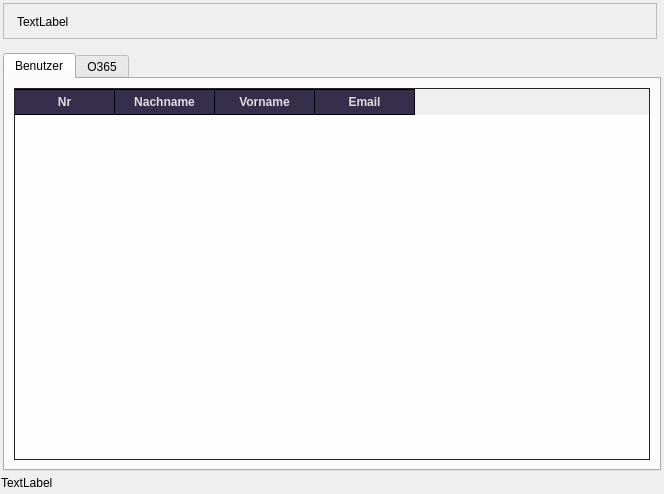
This is src/ui_main.ui in SManAT/PythonTemplate as Qt 5 draws it before an edit. The edited form follows.
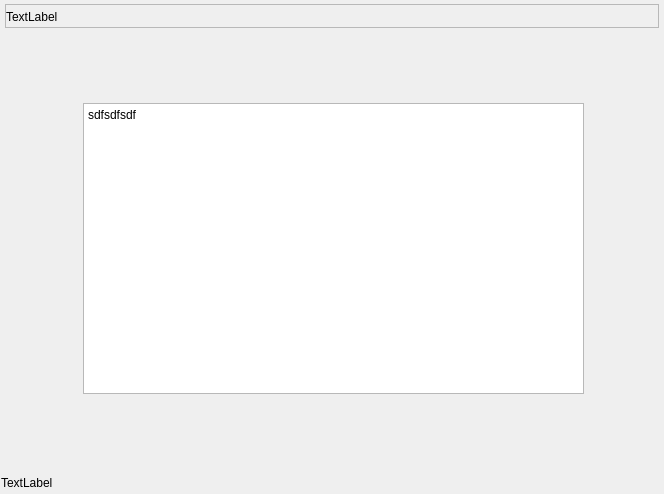
This is the edited form. The open tabs and pages were chosen to show the change. Icons and pictures are not drawn.

```diff
--- a/src/ui_main.ui
+++ b/src/ui_main.ui
@@ -1387,282 +1387,24 @@
              <enum>QLayout::SetMaximumSize</enum>
             </property>
             <item>
-             <widget class="QTabWidget" name="tabWidget">
-              <property name="currentIndex">
-               <number>1</number>
-              </property>
-              <widget class="QWidget" name="tab_users">
-               <attribute name="title">
-                <string>Benutzer</string>
-               </attribute>
-               <layout class="QVBoxLayout" name="verticalLayout_3">
-                <item>
-                 <widget class="QTableWidget" name="table_users">
-                  <property name="styleSheet">
-                   <string notr="true">QTableWidget{
-  color:#DCDCDC;
-  background:#fefefe;
-  border:1px solid #242424;
-  alternate-background-color:#f6f6f6;
-  gridline-color:#242424;
-}
-
-QTableWidget::item{
-  color: #666666;
-}
-QTableWidget::item:selected{
-  color:#DCDCDC;
-  background:qlineargradient(spread:pad,x1:0,y1:0,x2:0,y2:1,stop:0 #484848,stop:1 #383838);
-}
-
-QTableWidget::item:hover{
-  background:#f6f6c6;
-  color:#000000;
-}
-
-QHeaderView::section{
-  text-align:center;
-  background:#362f4b;
-  padding:3px;
-  margin:0px;
-  color:#e0dce4;
-  border:1px solid #000000;
-  border-left-width:0;
-  font-weight: 800;
-}</string>
-                  </property>
-                  <column>
-                   <property name="text">
-                    <string>Nr</string>
-                   </property>
-                  </column>
-                  <column>
-                   <property name="text">
-                    <string>Nachname</string>
-                   </property>
-                  </column>
-                  <column>
-                   <property name="text">
-                    <string>Vorname</string>
-                   </property>
-                  </column>
-                  <column>
-                   <property name="text">
-                    <string>Email</string>
-                   </property>
-                  </column>
-                 </widget>
-                </item>
-               </layout>
-              </widget>
-              <widget class="QWidget" name="tab_o365">
-               <attribute name="title">
-                <string>O365</string>
-               </attribute>
-               <layout class="QVBoxLayout" name="verticalLayout_4">
-                <item>
-                 <widget class="QWidget" name="widget" native="true">
-                  <layout class="QHBoxLayout" name="horizontalLayout_2">
-                   <item>
-                    <widget class="QPushButton" name="azure_update">
-                     <property name="text">
-                      <string>Update</string>
-                     </property>
-                    </widget>
-                   </item>
-                  </layout>
-                 </widget>
-                </item>
-                <item>
-                 <widget class="QTableWidget" name="tableWidget"/>
-                </item>
-               </layout>
-              </widget>
-             </widget>
-            </item>
-           </layout>
-          </item>
-          <item row="0" column="0">
-           <layout class="QHBoxLayout" name="window_bar_outer">
-            <property name="topMargin">
-             <number>0</number>
-            </property>
-            <property name="rightMargin">
-             <number>4</number>
-            </property>
-            <property name="bottomMargin">
-             <number>14</number>
-            </property>
-            <item>
-             <widget class="QFrame" name="window_bar_inner">
-              <property name="sizePolicy">
-               <sizepolicy hsizetype="Expanding" vsizetype="Fixed">
-                <horstretch>0</horstretch>
-                <verstretch>0</verstretch>
-               </sizepolicy>
-              </property>
-              <property name="frameShape">
-               <enum>QFrame::StyledPanel</enum>
-              </property>
-              <property name="frameShadow">
-               <enum>QFrame::Plain</enum>
-              </property>
-              <layout class="QHBoxLayout" name="horizontalLayout">
-               <property name="leftMargin">
-                <number>4</number>
+             <widget class="QWidget" name="widget" native="true">
+              <widget class="QTextEdit" name="textEdit">
+               <property name="geometry">
+                <rect>
+                 <x>80</x>
+                 <y>70</y>
+                 <width>501</width>
+                 <height>291</height>
+                </rect>
                </property>
-               <property name="topMargin">
-                <number>2</number>
+               <property name="html">
+                <string>&lt;!DOCTYPE HTML PUBLIC &quot;-//W3C//DTD HTML 4.0//EN&quot; &quot;http://www.w3.org/TR/REC-html40/strict.dtd&quot;&gt;
+&lt;html&gt;&lt;head&gt;&lt;meta name=&quot;qrichtext&quot; content=&quot;1&quot; /&gt;&lt;meta charset=&quot;utf-8&quot; /&gt;&lt;style type=&quot;text/css&quot;&gt;
+p, li { white-space: pre-wrap; }
+&lt;/style&gt;&lt;/head&gt;&lt;body style=&quot; font-family:'Segoe UI'; font-size:9pt; font-weight:400; font-style:normal;&quot;&gt;
+&lt;p style=&quot; margin-top:0px; margin-bottom:0px; margin-left:0px; margin-right:0px; -qt-block-indent:0; text-indent:0px;&quot;&gt;sdfsdfsdf&lt;/p&gt;&lt;/body&gt;&lt;/html&gt;</string>
                </property>
-               <property name="rightMargin">
-                <number>0</number>
-               </property>
-               <property name="bottomMargin">
-                <number>0</number>
-               </property>
-               <item>
-                <widget class="QFrame" name="title_bar">
-                 <layout class="QGridLayout" name="title_bar_layout">
-                  <item row="0" column="0">
-                   <widget class="QLabel" name="window_title">
-                    <property name="text">
-                     <string>TextLabel</string>
-                    </property>
-                   </widget>
-                  </item>
-                 </layout>
-                </widget>
-               </item>
-               <item>
-                <widget class="QWidget" name="gridWidget_2" native="true">
-                 <property name="sizePolicy">
-                  <sizepolicy hsizetype="Fixed" vsizetype="Preferred">
-                   <horstretch>0</horstretch>
-                   <verstretch>0</verstretch>
-                  </sizepolicy>
-                 </property>
-                 <property name="minimumSize">
-                  <size>
-                   <width>80</width>
-                   <height>0</height>
-                  </size>
-                 </property>
-                 <property name="maximumSize">
-                  <size>
-                   <width>80</width>
-                   <height>16777215</height>
-                  </size>
-                 </property>
-                 <layout class="QHBoxLayout" name="horizontalLayout_3">
-                  <property name="spacing">
-                   <number>0</number>
-                  </property>
-                  <property name="leftMargin">
-                   <number>0</number>
-                  </property>
-                  <property name="topMargin">
-                   <number>0</number>
-                  </property>
-                  <property name="rightMargin">
-                   <number>0</number>
-                  </property>
-                  <property name="bottomMargin">
-                   <number>0</number>
-                  </property>
-                  <item>
-                   <widget class="QPushButton" name="btn_min">
-                    <property name="sizePolicy">
-                     <sizepolicy hsizetype="Fixed" vsizetype="Fixed">
-                      <horstretch>0</horstretch>
-                      <verstretch>0</verstretch>
-                     </sizepolicy>
-                    </property>
-                    <property name="minimumSize">
-                     <size>
-                      <width>20</width>
-                      <height>20</height>
-                     </size>
-                    </property>
-                    <property name="styleSheet">
-                     <string notr="true">border: none; padding: 2px;</string>
-                    </property>
-                    <property name="text">
-                     <string/>
-                    </property>
-                    <property name="icon">
-                     <iconset resource="resources.qrc">
-                      <normaloff>:/qss_icons/themes/darkgray/icons/window_minimize.svg</normaloff>:/qss_icons/themes/darkgray/icons/window_minimize.svg</iconset>
-                    </property>
-                    <property name="flat">
-                     <bool>true</bool>
-                    </property>
-                   </widget>
-                  </item>
-                  <item>
-                   <widget class="QPushButton" name="btn_max">
-                    <property name="sizePolicy">
-                     <sizepolicy hsizetype="Fixed" vsizetype="Fixed">
-                      <horstretch>0</horstretch>
-                      <verstretch>0</verstretch>
-                     </sizepolicy>
-                    </property>
-                    <property name="minimumSize">
-                     <size>
-                      <width>20</width>
-                      <height>20</height>
-                     </size>
-                    </property>
-                    <property name="styleSheet">
-                     <string notr="true">border: none; padding: 2px;</string>
-                    </property>
-                    <property name="text">
-                     <string/>
-                    </property>
-                    <property name="icon">
-                     <iconset resource="resources.qrc">
-                      <normaloff>:/qss_icons/themes/darkgray/icons/window_undock.svg</normaloff>:/qss_icons/themes/darkgray/icons/window_undock.svg</iconset>
-                    </property>
-                    <property name="flat">
-                     <bool>true</bool>
-                    </property>
-                   </widget>
-                  </item>
-                  <item>
-                   <widget class="QPushButton" name="btn_close">
-                    <property name="sizePolicy">
-                     <sizepolicy hsizetype="Fixed" vsizetype="Fixed">
-                      <horstretch>0</horstretch>
-                      <verstretch>0</verstretch>
-                     </sizepolicy>
-                    </property>
-                    <property name="minimumSize">
-                     <size>
-                      <width>20</width>
-                      <height>20</height>
-                     </size>
-                    </property>
-                    <property name="styleSheet">
-                     <string notr="true">border: none; padding: 2px;</string>
-                    </property>
-                    <property name="text">
-                     <string/>
-                    </property>
-                    <property name="icon">
-                     <iconset resource="resources.qrc">
-                      <normaloff>:/qss_icons/themes/darkgray/icons/window_close.svg</normaloff>:/qss_icons/themes/darkgray/icons/window_close.svg</iconset>
-                    </property>
-                    <property name="checked">
-                     <bool>false</bool>
-                    </property>
-                    <property name="flat">
-                     <bool>true</bool>
-                    </property>
-                   </widget>
-                  </item>
-                 </layout>
-                </widget>
-               </item>
-              </layout>
+              </widget>
              </widget>
             </item>
            </layout>
@@ -1812,6 +1554,217 @@
          </layout>
         </widget>
        </item>
+       <item row="0" column="0">
+        <widget class="QFrame" name="window_bar_outer_2">
+         <property name="maximumSize">
+          <size>
+           <width>16777215</width>
+           <height>30</height>
+          </size>
+         </property>
+         <layout class="QHBoxLayout" name="window_bar_outer">
+          <property name="leftMargin">
+           <number>4</number>
+          </property>
+          <property name="topMargin">
+           <number>1</number>
+          </property>
+          <property name="rightMargin">
+           <number>4</number>
+          </property>
+          <property name="bottomMargin">
+           <number>1</number>
+          </property>
+          <item>
+           <widget class="QFrame" name="window_bar_inner">
+            <property name="sizePolicy">
+             <sizepolicy hsizetype="Expanding" vsizetype="Fixed">
+              <horstretch>0</horstretch>
+              <verstretch>0</verstretch>
+             </sizepolicy>
+            </property>
+            <property name="frameShape">
+             <enum>QFrame::StyledPanel</enum>
+            </property>
+            <property name="frameShadow">
+             <enum>QFrame::Plain</enum>
+            </property>
+            <layout class="QHBoxLayout" name="horizontalLayout">
+             <property name="spacing">
+              <number>0</number>
+             </property>
+             <property name="leftMargin">
+              <number>0</number>
+             </property>
+             <property name="topMargin">
+              <number>2</number>
+             </property>
+             <property name="rightMargin">
+              <number>0</number>
+             </property>
+             <property name="bottomMargin">
+              <number>0</number>
+             </property>
+             <item>
+              <widget class="QFrame" name="title_bar">
+               <layout class="QGridLayout" name="title_bar_layout">
+                <property name="leftMargin">
+                 <number>0</number>
+                </property>
+                <property name="topMargin">
+                 <number>0</number>
+                </property>
+                <property name="rightMargin">
+                 <number>0</number>
+                </property>
+                <property name="bottomMargin">
+                 <number>0</number>
+                </property>
+                <item row="0" column="0">
+                 <widget class="QLabel" name="window_title">
+                  <property name="text">
+                   <string>TextLabel</string>
+                  </property>
+                 </widget>
+                </item>
+               </layout>
+              </widget>
+             </item>
+             <item>
+              <widget class="QWidget" name="gridWidget_2" native="true">
+               <property name="sizePolicy">
+                <sizepolicy hsizetype="Fixed" vsizetype="Preferred">
+                 <horstretch>0</horstretch>
+                 <verstretch>0</verstretch>
+                </sizepolicy>
+               </property>
+               <property name="minimumSize">
+                <size>
+                 <width>80</width>
+                 <height>0</height>
+                </size>
+               </property>
+               <property name="maximumSize">
+                <size>
+                 <width>80</width>
+                 <height>16777215</height>
+                </size>
+               </property>
+               <layout class="QHBoxLayout" name="horizontalLayout_3">
+                <property name="spacing">
+                 <number>0</number>
+                </property>
+                <property name="leftMargin">
+                 <number>0</number>
+                </property>
+                <property name="topMargin">
+                 <number>0</number>
+                </property>
+                <property name="rightMargin">
+                 <number>0</number>
+                </property>
+                <property name="bottomMargin">
+                 <number>0</number>
+                </property>
+                <item>
+                 <widget class="QPushButton" name="btn_min">
+                  <property name="sizePolicy">
+                   <sizepolicy hsizetype="Fixed" vsizetype="Fixed">
+                    <horstretch>0</horstretch>
+                    <verstretch>0</verstretch>
+                   </sizepolicy>
+                  </property>
+                  <property name="minimumSize">
+                   <size>
+                    <width>20</width>
+                    <height>20</height>
+                   </size>
+                  </property>
+                  <property name="styleSheet">
+                   <string notr="true">border: none; padding: 2px;</string>
+                  </property>
+                  <property name="text">
+                   <string/>
+                  </property>
+                  <property name="icon">
+                   <iconset resource="resources.qrc">
+                    <normaloff>:/qss_icons/themes/darkgray/icons/window_minimize.svg</normaloff>:/qss_icons/themes/darkgray/icons/window_minimize.svg</iconset>
+                  </property>
+                  <property name="flat">
+                   <bool>true</bool>
+                  </property>
+                 </widget>
+                </item>
+                <item>
+                 <widget class="QPushButton" name="btn_max">
+                  <property name="sizePolicy">
+                   <sizepolicy hsizetype="Fixed" vsizetype="Fixed">
+                    <horstretch>0</horstretch>
+                    <verstretch>0</verstretch>
+                   </sizepolicy>
+                  </property>
+                  <property name="minimumSize">
+                   <size>
+                    <width>20</width>
+                    <height>20</height>
+                   </size>
+                  </property>
+                  <property name="styleSheet">
+                   <string notr="true">border: none; padding: 2px;</string>
+                  </property>
+                  <property name="text">
+                   <string/>
+                  </property>
+                  <property name="icon">
+                   <iconset resource="resources.qrc">
+                    <normaloff>:/qss_icons/themes/darkgray/icons/window_undock.svg</normaloff>:/qss_icons/themes/darkgray/icons/window_undock.svg</iconset>
+                  </property>
+                  <property name="flat">
+                   <bool>true</bool>
+                  </property>
+                 </widget>
+                </item>
+                <item>
+                 <widget class="QPushButton" name="btn_close">
+                  <property name="sizePolicy">
+                   <sizepolicy hsizetype="Fixed" vsizetype="Fixed">
+                    <horstretch>0</horstretch>
+                    <verstretch>0</verstretch>
+                   </sizepolicy>
+                  </property>
+                  <property name="minimumSize">
+                   <size>
+                    <width>20</width>
+                    <height>20</height>
+                   </size>
+                  </property>
+                  <property name="styleSheet">
+                   <string notr="true">border: none; padding: 2px;</string>
+                  </property>
+                  <property name="text">
+                   <string/>
+                  </property>
+                  <property name="icon">
+                   <iconset resource="resources.qrc">
+                    <normaloff>:/qss_icons/themes/darkgray/icons/window_close.svg</normaloff>:/qss_icons/themes/darkgray/icons/window_close.svg</iconset>
+                  </property>
+                  <property name="checked">
+                   <bool>false</bool>
+                  </property>
+                  <property name="flat">
+                   <bool>true</bool>
+                  </property>
+                 </widget>
+                </item>
+               </layout>
+              </widget>
+             </item>
+            </layout>
+           </widget>
+          </item>
+         </layout>
+        </widget>
+       </item>
       </layout>
      </widget>
     </item>
```
Left out of the diff: 4 changed lines with no effect on the pictures.
